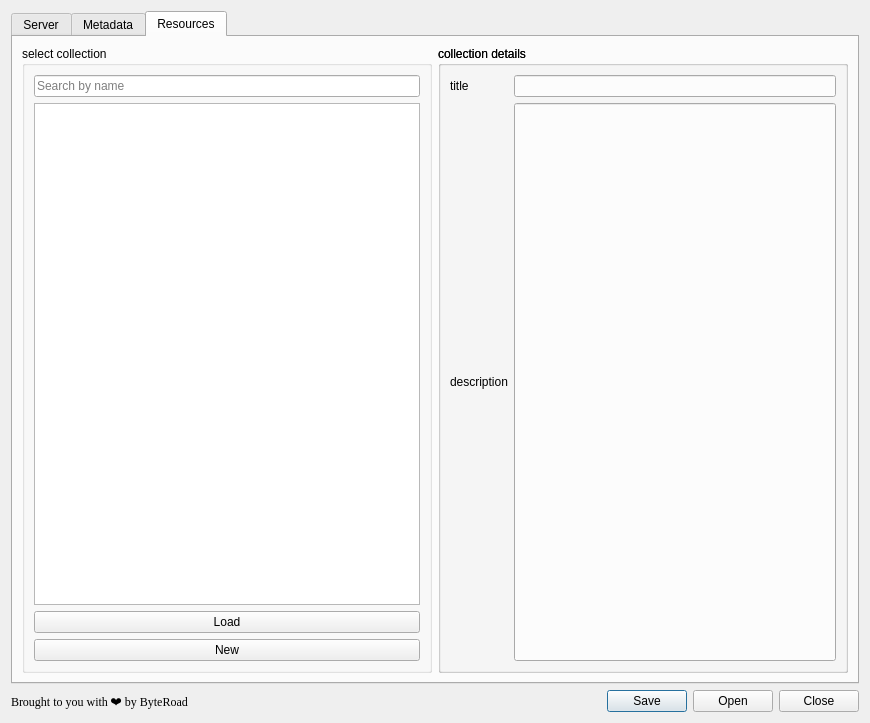
The window that pygeoapi_config_dialog_base.ui (KatKatKateryna/pygeoapi_config) describes before a commit, drawn with Qt 5.
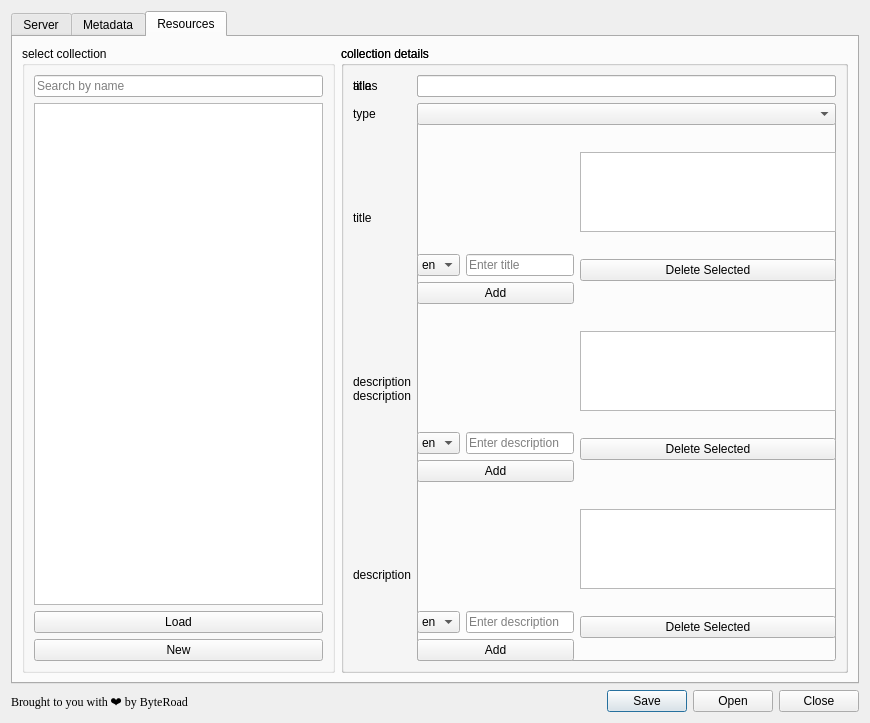
The same window after the commit. The open tabs and pages were chosen to show the change. Icons and pictures are not drawn.

What changed in the file:
```diff
--- a/pygeoapi_config_dialog_base.ui
+++ b/pygeoapi_config_dialog_base.ui
@@ -1250,7 +1250,324 @@
             <layout class="QGridLayout" name="gridLayoutCollectionLoaded">
             
               
+            <item row="0" column="0">
+            <widget class="QLabel">
+              <property name="text">
+              <string>alias</string>
+              </property>
+            </widget>
+            </item>
+            <item row="0" column="1">
+              <widget class="QLineEdit" name="lineEditResAlias">
+            </widget>
+            </item>
             
+            <item row="1" column="0">
+            <widget class="QLabel">
+              <property name="text">
+              <string>type</string>
+              </property>
+            </widget>
+            </item>
+            <item row="1" column="1">
+            <widget class="QComboBox" name="comboBoxResType">
+            </widget>
+            </item>
+
+
+
+            <item row="2" column="0">
+            <widget class="QLabel">
+              <property name="text">
+              <string>title</string>
+              </property>
+            </widget>
+            </item>
+            <item row="2" column="1">
+              <layout class="QHBoxLayout">
+                <item>
+                <layout class="QVBoxLayout">
+                  <item>            
+                  <spacer name="verticalSpacer">
+                  <property name="orientation">
+                    <enum>Qt::Vertical</enum>
+                  </property>
+                  <property name="sizeHint" stdset="0">
+                    <size>
+                    <width>20</width>
+                    <height>40</height>
+                    </size>
+                  </property>
+                  </spacer>
+                  </item>
+
+                  <item>
+                    <layout class="QVBoxLayout">
+                    <item>
+                    <layout class="QHBoxLayout">
+                      <item>
+                      <widget class="QComboBox" name="comboBoxResTitleLocale">
+                        <item>
+                        <property name="text">
+                          <string>en</string>
+                        </property>
+                        </item>
+                        <item>
+                        <property name="text">
+                          <string>pt</string>
+                        </property>
+                        </item>
+                        <item>
+                        <property name="text">
+                          <string>fr</string>
+                        </property>
+                        </item>
+                      </widget>
+                      </item>
+
+                    <item>
+                      <widget class="QLineEdit" name="addResTitleLineEdit">
+                      <property name="placeholderText">
+                        <string>Enter title</string>
+                      </property>
+                      </widget>
+                    </item>
+                    </layout>
+
+                    </item>
+                    <item>
+                      <widget class="QPushButton" name="addResTitleButton">
+                      <property name="text">
+                        <string>Add</string>
+                      </property>
+                      </widget>
+                    </item>
+                    </layout>
+                  </item>
+                </layout>
+
+                </item>
+                <item>
+                  <layout class="QVBoxLayout">
+                    <item>
+                      <widget class="QListWidget" name="listWidgetResTitle">
+                      <property name="maximumSize">
+                        <size>
+                        <width>1000</width>
+                        <height>80</height>
+                        </size>
+                      </property>
+                      </widget>
+                    </item>
+                    <item>
+                      <widget class="QPushButton" name="deleteResTitleButton">
+                      <property name="text">
+                        <string>Delete Selected</string>
+                      </property>
+                      </widget>
+                    </item>
+                  </layout>
+                </item>
+              </layout>
+            </item>
+
+
+          
+            <item row="3" column="0">
+            <widget class="QLabel">
+              <property name="text">
+              <string>description</string>
+              </property>
+            </widget>
+            </item>
+            <item row="3" column="1">
+              <layout class="QHBoxLayout">
+                <item>
+                <layout class="QVBoxLayout">
+                  <item>            
+                  <spacer name="verticalSpacer">
+                  <property name="orientation">
+                    <enum>Qt::Vertical</enum>
+                  </property>
+                  <property name="sizeHint" stdset="0">
+                    <size>
+                    <width>20</width>
+                    <height>40</height>
+                    </size>
+                  </property>
+                  </spacer>
+                  </item>
+
+                  <item>
+                    <layout class="QVBoxLayout">
+                    <item>
+                    <layout class="QHBoxLayout">
+                      <item>
+                      <widget class="QComboBox" name="comboBoxResDescriptionLocale">
+                        <item>
+                        <property name="text">
+                          <string>en</string>
+                        </property>
+                        </item>
+                        <item>
+                        <property name="text">
+                          <string>pt</string>
+                        </property>
+                        </item>
+                        <item>
+                        <property name="text">
+                          <string>fr</string>
+                        </property>
+                        </item>
+                      </widget>
+                      </item>
+
+                    <item>
+                      <widget class="QLineEdit" name="addResDescriptionLineEdit">
+                      <property name="placeholderText">
+                        <string>Enter description</string>
+                      </property>
+                      </widget>
+                    </item>
+                    </layout>
+
+                    </item>
+                    <item>
+                      <widget class="QPushButton" name="addResDescriptionButton">
+                      <property name="text">
+                        <string>Add</string>
+                      </property>
+                      </widget>
+                    </item>
+                    </layout>
+                  </item>
+                </layout>
+
+                </item>
+                <item>
+                  <layout class="QVBoxLayout">
+                    <item>
+                      <widget class="QListWidget" name="listWidgetResDescription">
+                      <property name="maximumSize">
+                        <size>
+                        <width>1000</width>
+                        <height>80</height>
+                        </size>
+                      </property>
+                      </widget>
+                    </item>
+                    <item>
+                      <widget class="QPushButton" name="deleteResDescriptionButton">
+                      <property name="text">
+                        <string>Delete Selected</string>
+                      </property>
+                      </widget>
+                    </item>
+                  </layout>
+                </item>
+              </layout>
+            </item>
+
+
+
+            <item row="4" column="0">
+            <widget class="QLabel">
+              <property name="text">
+              <string>description</string>
+              </property>
+            </widget>
+            </item>
+            <item row="4" column="1">
+              <layout class="QHBoxLayout">
+                <item>
+                <layout class="QVBoxLayout">
+                  <item>            
+                  <spacer name="verticalSpacer">
+                  <property name="orientation">
+                    <enum>Qt::Vertical</enum>
+                  </property>
+                  <property name="sizeHint" stdset="0">
+                    <size>
+                    <width>20</width>
+                    <height>40</height>
+                    </size>
+                  </property>
+                  </spacer>
+                  </item>
+
+                  <item>
+                    <layout class="QVBoxLayout">
+                    <item>
+                    <layout class="QHBoxLayout">
+                      <item>
+                      <widget class="QComboBox" name="comboBoxResKeywordsLocale">
+                        <item>
+                        <property name="text">
+                          <string>en</string>
+                        </property>
+                        </item>
+                        <item>
+                        <property name="text">
+                          <string>pt</string>
+                        </property>
+                        </item>
+                        <item>
+                        <property name="text">
+                          <string>fr</string>
+                        </property>
+                        </item>
+                      </widget>
+                      </item>
+
+                    <item>
+                      <widget class="QLineEdit" name="addResKeywordsLineEdit">
+                      <property name="placeholderText">
+                        <string>Enter description</string>
+                      </property>
+                      </widget>
+                    </item>
+                    </layout>
+
+                    </item>
+                    <item>
+                      <widget class="QPushButton" name="addResKeywordsButton">
+                      <property name="text">
+                        <string>Add</string>
+                      </property>
+                      </widget>
+                    </item>
+                    </layout>
+                  </item>
+                </layout>
+
+                </item>
+                <item>
+                  <layout class="QVBoxLayout">
+                    <item>
+                      <widget class="QListWidget" name="listWidgetResKeywords">
+                      <property name="maximumSize">
+                        <size>
+                        <width>1000</width>
+                        <height>80</height>
+                        </size>
+                      </property>
+                      </widget>
+                    </item>
+                    <item>
+                      <widget class="QPushButton" name="deleteResKeywordsButton">
+                      <property name="text">
+                        <string>Delete Selected</string>
+                      </property>
+                      </widget>
+                    </item>
+                  </layout>
+                </item>
+              </layout>
+            </item>
+
+            
+
+
             </layout>
           </widget>
         </item>
```
Left out of the diff: 8 changed lines with no effect on the pictures.
